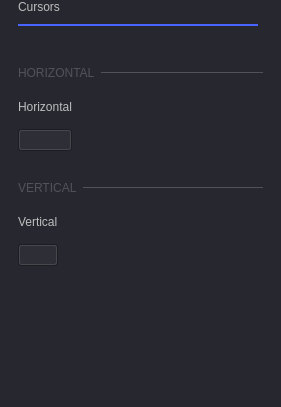
The window that ui/cursors_settings.ui (analogdevicesinc/scopy) describes before a commit, drawn with Qt 5.
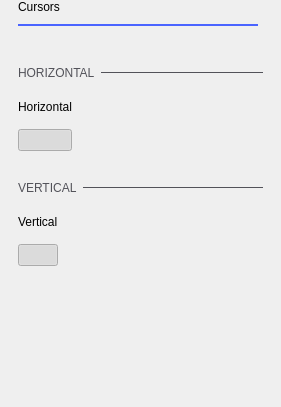
The same window after the commit. Custom widgets are drawn as their Qt base class.

Diff of the .ui file:
```diff
--- a/ui/cursors_settings.ui
+++ b/ui/cursors_settings.ui
@@ -13,15 +13,6 @@
   <property name="windowTitle">
    <string>Form</string>
   </property>
-  <property name="styleSheet">
-   <string notr="true">QWidget
-{
-  background-color: rgb(39, 39, 48);
-  color: rgb(190, 190, 190);
-  font: 75 10pt &quot;DejaVu Sans&quot;;
-}
-</string>
-  </property>
   <layout class="QVBoxLayout" name="verticalLayout">
    <property name="spacing">
     <number>0</number>
```
